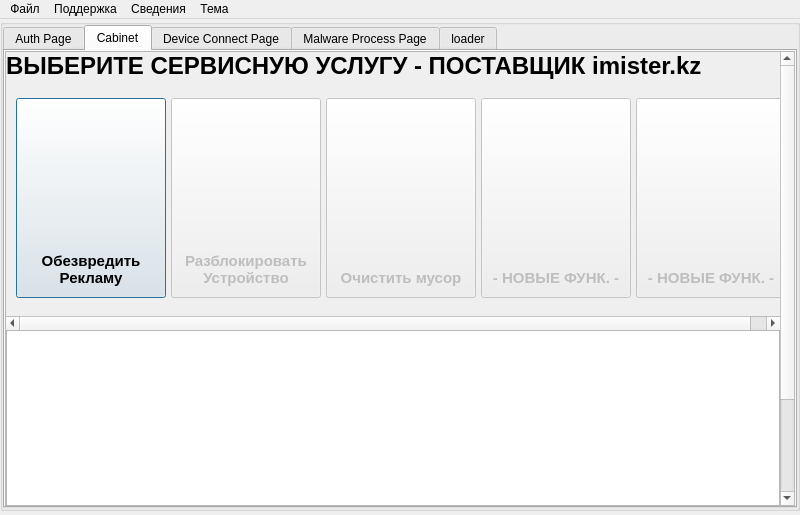
Old version of the form ui/mainwindow.ui in the repository badcast/adskiller.
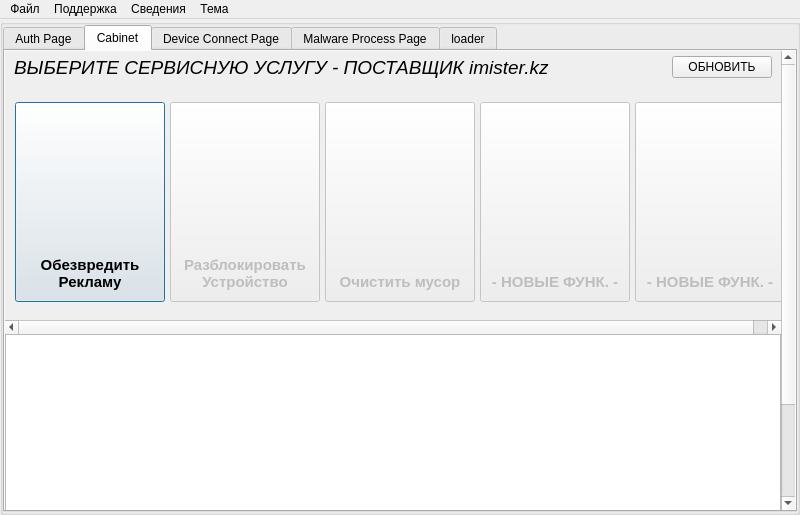
New version of the form. The open tabs and pages were chosen to show the change. Icons and pictures are not drawn.

Commit message: Show window from pipe process (second process runs window as normal) Fix some bugs

Diff of the .ui file:
```diff
--- a/ui/mainwindow.ui
+++ b/ui/mainwindow.ui
@@ -42,14 +42,29 @@
    <string notr="true"/>
   </property>
   <widget class="QWidget" name="centralwidget">
+   <layout class="QGridLayout" name="gridLayout">
+    <property name="leftMargin">
+     <number>0</number>
+    </property>
+    <property name="topMargin">
+     <number>0</number>
+    </property>
+    <property name="rightMargin">
+     <number>0</number>
+    </property>
+    <property name="bottomMargin">
+     <number>0</number>
+    </property>
+    <property name="spacing">
+     <number>0</number>
+    </property>
+    <item row="0" column="0">
    <widget class="QGroupBox" name="contentLayout">
-    <property name="geometry">
-     <rect>
-      <x>0</x>
-      <y>0</y>
-      <width>800</width>
-      <height>492</height>
-     </rect>
+      <property name="flat">
+       <bool>false</bool>
+      </property>
+      <property name="checkable">
+       <bool>false</bool>
     </property>
     <layout class="QGridLayout" name="_2">
      <property name="leftMargin">
@@ -214,6 +229,9 @@
          </property>
          <item row="0" column="0">
           <widget class="QScrollArea" name="scrollArea_3">
+             <property name="frameShape">
+              <enum>QFrame::Shape::NoFrame</enum>
+             </property>
            <property name="verticalScrollBarPolicy">
             <enum>Qt::ScrollBarPolicy::ScrollBarAlwaysOn</enum>
            </property>
@@ -228,8 +246,8 @@
              <rect>
               <x>0</x>
               <y>0</y>
-              <width>774</width>
-              <height>583</height>
+                <width>776</width>
+                <height>586</height>
              </rect>
             </property>
             <layout class="QVBoxLayout" name="verticalLayout">
@@ -249,11 +267,26 @@
               <number>0</number>
              </property>
              <item>
+                <layout class="QHBoxLayout" name="horizontalLayout_2">
+                 <property name="leftMargin">
+                  <number>9</number>
+                 </property>
+                 <property name="topMargin">
+                  <number>5</number>
+                 </property>
+                 <property name="rightMargin">
+                  <number>9</number>
+                 </property>
+                 <property name="bottomMargin">
+                  <number>5</number>
+                 </property>
+                 <item>
               <widget class="QLabel" name="label_6">
                <property name="font">
                 <font>
-                 <pointsize>18</pointsize>
-                 <bold>true</bold>
+                     <pointsize>14</pointsize>
+                     <italic>true</italic>
+                     <bold>false</bold>
                 </font>
                </property>
                <property name="text">
@@ -262,6 +295,21 @@
               </widget>
              </item>
              <item>
+                  <widget class="QPushButton" name="authpageUpdate">
+                   <property name="maximumSize">
+                    <size>
+                     <width>100</width>
+                     <height>16777215</height>
+                    </size>
+                   </property>
+                   <property name="text">
+                    <string>ОБНОВИТЬ</string>
+                   </property>
+                  </widget>
+                 </item>
+                </layout>
+               </item>
+               <item>
               <widget class="QScrollArea" name="scrollArea">
                <property name="minimumSize">
                 <size>
@@ -1011,6 +1059,8 @@
      </item>
     </layout>
    </widget>
+    </item>
+   </layout>
   </widget>
   <widget class="QMenuBar" name="menubar">
    <property name="geometry">
```
Left out of the diff: 2 changed lines with no effect on the pictures. Lines whose indentation alone changed are shown as unchanged. The commit also changes 7 other files.
